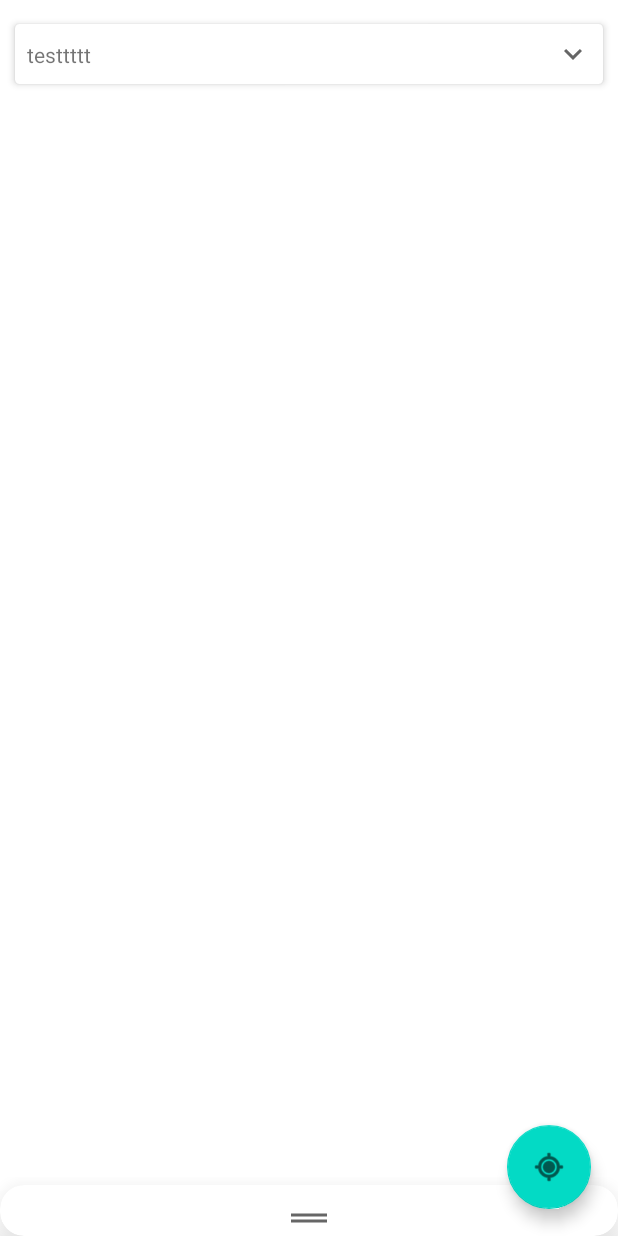
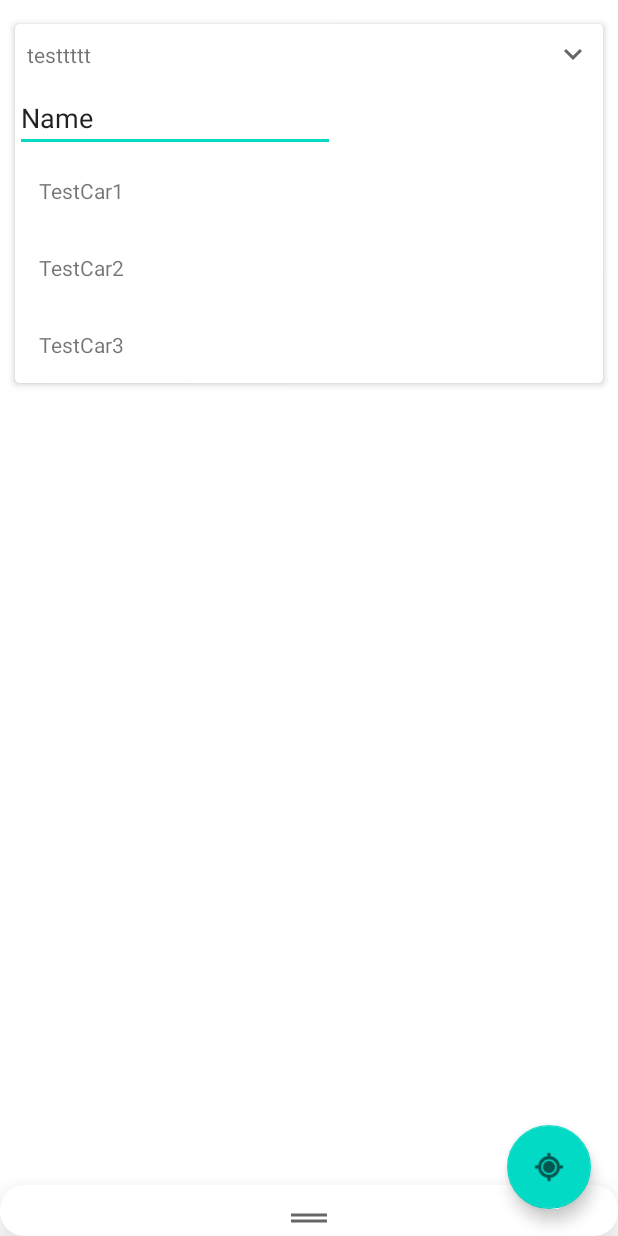
Before and after one commit to Pyrojet99/myCarPark, an Android app: the screen it shows after launch (MainActivity), on a phone screen of 412 x 824 dp. Run offline under Robolectric (Android 15) with nearby library versions, the phone set to English and light mode, and no system bars; our stand-ins replace Room's generated code.

Commit message:
added cars recyclerview

```diff
--- a/mycarpark/app/src/main/java/giacomo/cignoni/testandroid/mycarpark/AppDatabase.java
+++ b/mycarpark/app/src/main/java/giacomo/cignoni/testandroid/mycarpark/AppDatabase.java
@@ -37,6 +37,8 @@ public abstract class AppDatabase extends RoomDatabase {
                 cardao.insert(c1);
                 Car c2 = new Car("TestCar2");
                 cardao.insert(c2);
+                Car c3 = new Car("TestCar3");
+                cardao.insert(c3);
 
             });
         }
--- /dev/null
+++ b/mycarpark/app/src/main/java/giacomo/cignoni/testandroid/mycarpark/CarRVAdapter.java
@@ -0,0 +1,63 @@
+package giacomo.cignoni.testandroid.mycarpark;
+
+import android.view.LayoutInflater;
+import android.view.View;
+import android.view.ViewGroup;
+import android.widget.TextView;
+
+import androidx.annotation.NonNull;
+import androidx.recyclerview.widget.DiffUtil;
+import androidx.recyclerview.widget.ListAdapter;
+import androidx.recyclerview.widget.RecyclerView;
+
+public class CarRVAdapter extends ListAdapter<Car, CarRVAdapter.CarViewHolder>  {
+
+    public static class CarViewHolder extends RecyclerView.ViewHolder {
+        private TextView carName;
+
+        public CarViewHolder(View itemView) {
+            super(itemView);
+            carName = itemView.findViewById(R.id.text_car_name);
+        }
+
+        public void bind(String stringAddr1) {
+            carName.setText(stringAddr1);
+        }
+
+        static CarViewHolder create(ViewGroup parent) {
+            View view = LayoutInflater.from(parent.getContext())
+                    .inflate(R.layout.car_rv_item, parent, false);
+            return new CarViewHolder(view);
+        }
+    }
+
+
+
+    public CarRVAdapter(@NonNull DiffUtil.ItemCallback<Car> diffCallback) {
+        super(diffCallback);
+    }
+
+    @Override
+    public CarViewHolder onCreateViewHolder(ViewGroup parent, int viewType) {
+        return CarViewHolder.create(parent);
+    }
+
+    @Override
+    public void onBindViewHolder(CarViewHolder holder, int position) {
+        Car current = getItem(position);
+        holder.bind(current.getName());
+    }
+
+    static class CarDiff extends DiffUtil.ItemCallback<Car> {
+
+        @Override
+        public boolean areItemsTheSame(@NonNull Car oldItem, @NonNull Car newItem) {
+            return oldItem == newItem;
+        }
+
+        @Override
+        public boolean areContentsTheSame(@NonNull Car oldItem, @NonNull Car newItem) {
+            return oldItem.getCarId() == newItem.getCarId();
+        }
+    }
+}
--- /dev/null
+++ b/mycarpark/app/src/main/java/giacomo/cignoni/testandroid/mycarpark/CarViewModel.java
@@ -0,0 +1,29 @@
+package giacomo.cignoni.testandroid.mycarpark;
+
+import android.app.Application;
+
+import androidx.lifecycle.AndroidViewModel;
+import androidx.lifecycle.LiveData;
+
+import java.util.List;
+
+public class CarViewModel extends AndroidViewModel {
+
+    private LiveData<List<Car>> liveCarListe;
+    private CarDao carDao;
+
+    public CarViewModel (Application application) {
+        super(application);
+        AppDatabase db = AppDatabase.getDatabase(application);
+        carDao = db.carDao();
+        liveCarListe = carDao.getAll();
+    }
+
+    LiveData<List<Car>> getAllCars() { return liveCarListe; }
+
+    public void insert(Car c) {
+        AppDatabase.databaseWriteExecutor.execute(() ->
+                carDao.insert(c)
+        );
+    }
+}
--- a/mycarpark/app/src/main/java/giacomo/cignoni/testandroid/mycarpark/MainActivity.java
+++ b/mycarpark/app/src/main/java/giacomo/cignoni/testandroid/mycarpark/MainActivity.java
@@ -37,6 +37,9 @@ public class MainActivity extends AppCompatActivity {
     private RecyclerView rvPark;
     private ParkRVAdapter parkAdapter;
     private ParkViewModel parkViewModel;
+    private RecyclerView rvCar;
+    private CarRVAdapter carAdapter;
+    private CarViewModel carViewModel;
 
 
 
@@ -55,10 +58,17 @@ public class MainActivity extends AppCompatActivity {
         //init top bar
         initTopBar();
 
+        //init cars viewModel
+        carViewModel = new ViewModelProvider(this).get(CarViewModel.class);
+        carViewModel.getAllCars().observe(this, cars -> {
+            // Update the cached copy of the cars in the adapter
+            carAdapter.submitList(cars);
+        });
+
+        //init parks viewModel
         parkViewModel = new ViewModelProvider(this).get(ParkViewModel.class);
-
         parkViewModel.getAllParks().observe(this, parks -> {
-            // Update the cached copy of the words in the adapter.
+            // Update the cached copy of the parks in the adapter
             parkAdapter.submitList(parks);
         });
 
@@ -68,13 +78,16 @@ public class MainActivity extends AppCompatActivity {
         initFabAddLocation();
 
 
-
     }
 
     public void initTopBar(){
         LinearLayout hiddenTopBar = findViewById(R.id.layout_hidden_top_bar);
         CardView cardTopBar = findViewById(R.id.card_top_bar);
         ImageButton expandArrow = findViewById(R.id.button_expand_arrow);
+
+        //init cars recycler
+        initCarRecyclerView();
+
         expandArrow.setOnClickListener(v -> {
             Log.d("mylog", "expandedArrow: cliccato ");
 
@@ -86,7 +99,7 @@ public class MainActivity extends AppCompatActivity {
                 //  by the TransitionManager class.
                 // Here we use an object of the AutoTransition
                 // Class to create a default transition.
-                TransitionManager.beginDelayedTransition(cardTopBar);
+                TransitionManager.beginDelayedTransition(cardTopBar, new AutoTransition());
                 hiddenTopBar.setVisibility(View.GONE);
                 //arrow.setImageResource(R.drawable.ic_baseline_expand_more_24);
             }
@@ -95,7 +108,7 @@ public class MainActivity extends AppCompatActivity {
             // to visible and change the expand more icon to expand less.
             else {
 
-                TransitionManager.beginDelayedTransition(cardTopBar);
+                TransitionManager.beginDelayedTransition(cardTopBar, new AutoTransition());
                 hiddenTopBar.setVisibility(View.VISIBLE);
                 //arrow.setImageResource(R.drawable.ic_baseline_expand_less_24);
             }
@@ -125,6 +138,15 @@ public class MainActivity extends AppCompatActivity {
         rvPark.setLayoutManager(llm);
     }
 
+    public void initCarRecyclerView(){
+        rvCar = findViewById(R.id.recyclerview_car);
+
+        carAdapter = new CarRVAdapter(new CarRVAdapter.CarDiff());
+        rvCar.setAdapter(carAdapter);
+        LinearLayoutManager llm = new LinearLayoutManager(this);
+        rvCar.setLayoutManager(llm);
+    }
+
     private void initBottomSheet() {
         //non necessario! (per ora)
 
--- a/mycarpark/app/src/main/java/giacomo/cignoni/testandroid/mycarpark/ParkViewModel.java
+++ b/mycarpark/app/src/main/java/giacomo/cignoni/testandroid/mycarpark/ParkViewModel.java
@@ -21,9 +21,9 @@ public class ParkViewModel extends AndroidViewModel {
 
     LiveData<List<Park>> getAllParks() { return liveParkList; }
 
-    public void insert(Park park) {
+    public void insert(Park p) {
         AppDatabase.databaseWriteExecutor.execute(() ->
-                parkDao.insert(park)
+                parkDao.insert(p)
         );
     }
 }
--- /dev/null
+++ b/mycarpark/app/src/main/res/layout/car_rv_item.xml
@@ -0,0 +1,15 @@
+<?xml version="1.0" encoding="utf-8"?>
+<LinearLayout xmlns:android="http://schemas.android.com/apk/res/android"
+    xmlns:app="http://schemas.android.com/apk/res-auto"
+    android:layout_width="match_parent"
+    android:layout_height="wrap_content"
+    android:padding="16dp">
+
+    <TextView
+        android:id="@+id/text_car_name"
+        android:layout_width="match_parent"
+        android:layout_height="wrap_content"
+        android:ellipsize="end"
+        android:maxLines="1"
+        android:text="testtttt" />
+</LinearLayout>
--- a/mycarpark/app/src/main/res/layout/park_rv_item.xml
+++ b/mycarpark/app/src/main/res/layout/park_rv_item.xml
@@ -1,7 +1,6 @@
 <?xml version="1.0" encoding="utf-8"?>
 <LinearLayout xmlns:android="http://schemas.android.com/apk/res/android"
     xmlns:app="http://schemas.android.com/apk/res-auto"
-    xmlns:tools="http://schemas.android.com/tools"
     android:layout_width="match_parent"
     android:layout_height="wrap_content"
     android:padding="16dp"
--- a/mycarpark/app/src/main/res/layout/top_bar_layout.xml
+++ b/mycarpark/app/src/main/res/layout/top_bar_layout.xml
@@ -16,9 +16,7 @@
         android:layout_marginBottom="10dp"
         android:layout_marginLeft="10dp"
         android:layout_marginRight="10dp"
-        android:layout_marginTop="16dp"
-
-        app:cardBackgroundColor="@android:color/white">
+        android:layout_marginTop="16dp">
 
         <LinearLayout
             android:layout_width="match_parent"
@@ -55,27 +53,34 @@
 
             </androidx.constraintlayout.widget.ConstraintLayout>
 
-            <!--Expanded part-->
+            <!--Hideable part-->
            <LinearLayout
                android:id="@+id/layout_hidden_top_bar"
                android:layout_width="match_parent"
                android:layout_height="wrap_content"
                android:orientation="vertical"
-               android:visibility="gone">
+               android:visibility="visible">
 
                <androidx.constraintlayout.widget.ConstraintLayout
                    android:layout_width="match_parent"
                    android:layout_height="match_parent">
 
-                   <TextView
+
+                   <EditText
+                       android:id="@+id/editTextTextPersonName"
                        android:layout_width="wrap_content"
                        android:layout_height="wrap_content"
-                       android:text="aggiungi"
-                       android:padding="8dp"
-                       android:textColor="@color/text_gray"
+                       android:ems="10"
+                       android:inputType="textPersonName"
+                       android:text="Name"
                        app:layout_constraintStart_toStartOf="parent"
                        app:layout_constraintTop_toTopOf="parent" />
                </androidx.constraintlayout.widget.ConstraintLayout>
+
+               <androidx.recyclerview.widget.RecyclerView
+                   android:id="@+id/recyclerview_car"
+                   android:layout_width="match_parent"
+                   android:layout_height="wrap_content" />
            </LinearLayout>
 
 
```
